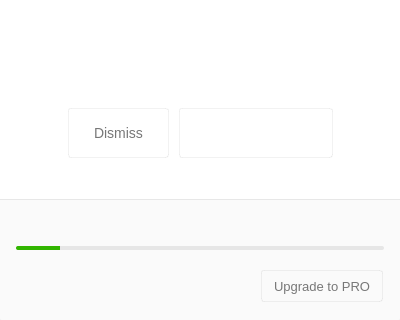
Qt form src/MEGASync/gui/macx/InfoDialog.ui (meganz/MEGAsync) before a commit; both pictures show x 0 to 400 and y 204 to 524 of the 400 by 524 pixel window.
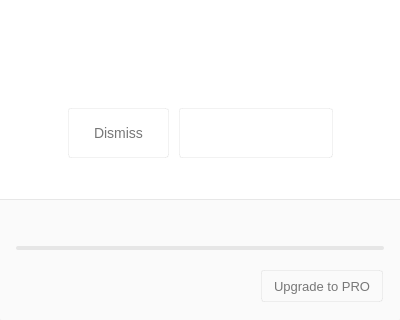
The same form after that commit. Icons and pictures are not drawn. Custom widgets are drawn as their Qt base class.

The edit to the form file:
```diff
--- a/src/MEGASync/gui/macx/InfoDialog.ui
+++ b/src/MEGASync/gui/macx/InfoDialog.ui
@@ -1782,7 +1782,7 @@
                    </size>
                   </property>
                   <property name="value">
-                   <number>12</number>
+                   <number>0</number>
                   </property>
                   <property name="format">
                    <string/>
```
Left out of the diff: 2 changed lines with no effect on the pictures.
